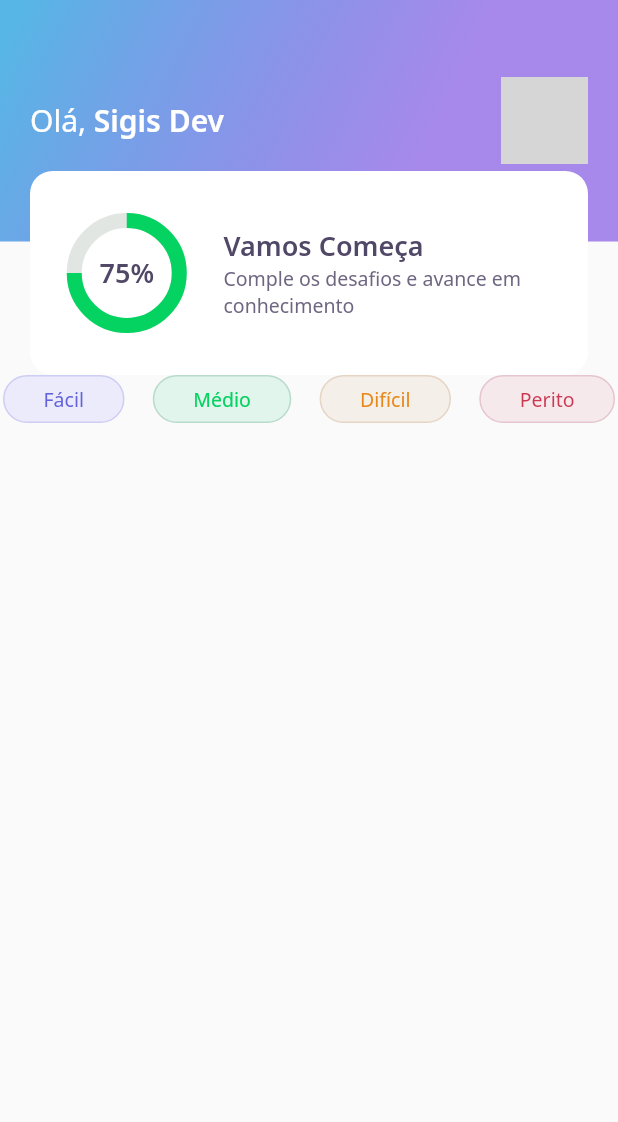
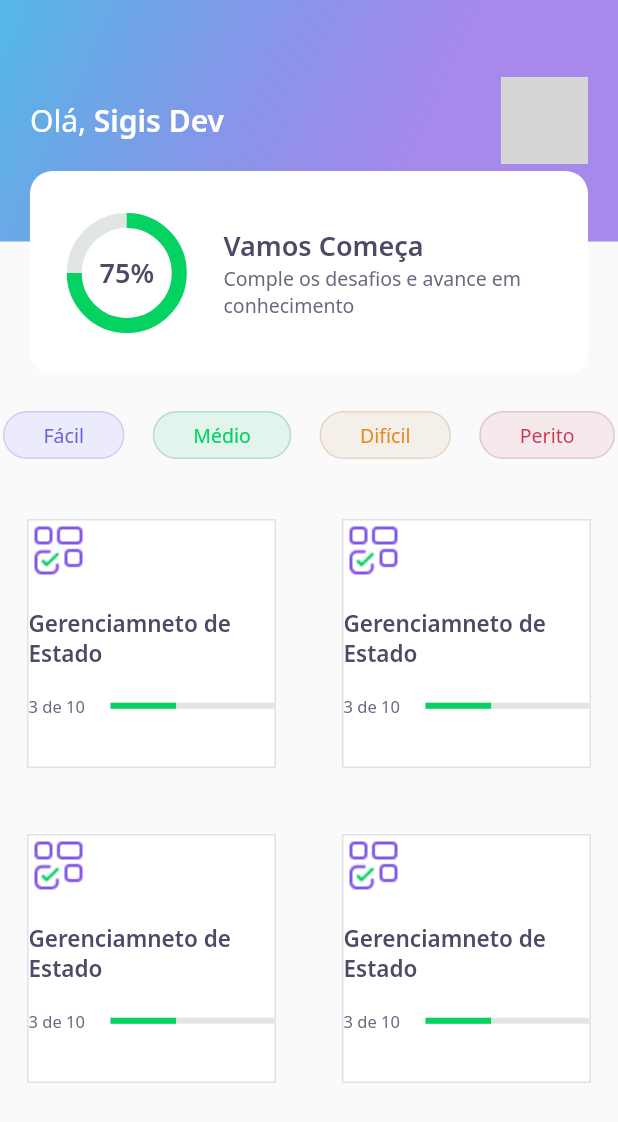
Before and after one commit to sigismundo03/devquiz, a Flutter app: the screen it shows after launch, on a phone screen of 412 x 824 dp. Shown: the top 1122 px of the screen. Run offline on Flutter 3.47's test engine with Material 2 defaults, Android fonts, the phone set to English and light mode, and no system bars; our stand-ins replace google_fonts; network calls fail; grey boxes are pictures that could not be loaded.

Commit message:
finalizando layout da home

```diff
--- a/lib/home/home_page.dart
+++ b/lib/home/home_page.dart
@@ -3,6 +3,7 @@ import 'package:flutter/material.dart';
 
 import 'widgets/apparbar/app_bar_widget.dart';
 import 'widgets/levelbutton/level_button_widget.dart';
+import 'widgets/quizcard/quiz_card_widget.dart';
 
 class HomePage extends StatefulWidget {
 
@@ -19,7 +20,10 @@ class _HomePageState extends State<HomePage> {
       appBar: AppBarWidget(),
       body: Padding(
         padding: const EdgeInsets.symmetric(horizontal: 02),
-        child: Row(
+        child: Column(
+          children: [
+            SizedBox(height: 24,),
+            Row(
               mainAxisAlignment: MainAxisAlignment.spaceBetween,
               children: [
                 LevelButtonWidget(
@@ -36,6 +40,23 @@ class _HomePageState extends State<HomePage> {
                 ),
               ],
             ),
+            SizedBox(height: 24,),
+            Expanded(
+              child: GridView.count(
+                crossAxisSpacing: 12,
+                mainAxisSpacing: 12,
+                crossAxisCount: 2,
+
+                children: [
+                  QuizCardWidget(),
+                  QuizCardWidget(),
+                   QuizCardWidget(),
+                  QuizCardWidget(),
+                ],
+              ),
+            ),
+          ],
+        ),
       ),
 
     );
--- a/lib/home/widgets/quizcard/quiz_card_widget.dart
+++ b/lib/home/widgets/quizcard/quiz_card_widget.dart
@@ -1,10 +1,63 @@
+import 'package:DevQuiz/core/app_colors.dart';
+import 'package:DevQuiz/core/app_images.dart';
+import 'package:DevQuiz/core/app_text_styles.dart';
 import 'package:flutter/material.dart';
 
 class QuizCardWidget extends StatelessWidget {
+  const QuizCardWidget({Key ? key}) : super(key: key);
+
   @override
   Widget build(BuildContext context) {
-    return Container(
+    return Padding(
+      padding: const EdgeInsets.all(16.0),
+      child: Container(
+        decoration: BoxDecoration(
+          border: Border.fromBorderSide(
+            BorderSide(
+              color: AppColors.border,
+            ),
+           ),
+          color: AppColors.white,
+        ),
+        child: Column(
+          crossAxisAlignment: CrossAxisAlignment.start,
+          children: [
+            Container(
+              height: 40,
+              width: 40,
+              child: Image.asset(AppImages.blocks),
+            ),
 
+            SizedBox(height: 18,),
+
+            Text(
+              'Gerenciamneto de Estado',
+              style: AppTextStyles.heading15,
+            ),
+
+            SizedBox(height: 18,),
+
+            Row(
+              children: [
+                Expanded(
+                  child: Text(
+                    '3 de 10',
+                    style: AppTextStyles.body11,
+                  ),
+                ),
+                 Expanded(
+                   flex: 2,
+                  child: LinearProgressIndicator(
+                    value: 0.4,
+                    backgroundColor: AppColors.chartSecondary,
+                    valueColor: AlwaysStoppedAnimation<Color>(AppColors.chartPrimary),
+                  ),
+                ),
+              ],
+            ),
+          ],
+        ) ,
+      ),
     );
   }
 }
```
Lines whose indentation alone changed are shown as unchanged.
